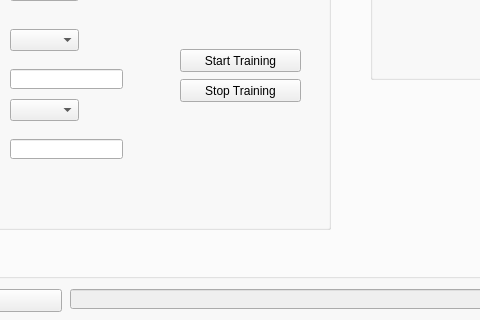
Before: the Qt Designer form resource/mainwindow_ui_backup.ui in abhinavagarwalla/Tissue_GUI, drawn with Qt 5; both pictures show x 193 to 673 and y 214 to 534 of the 1308 by 785 pixel window.
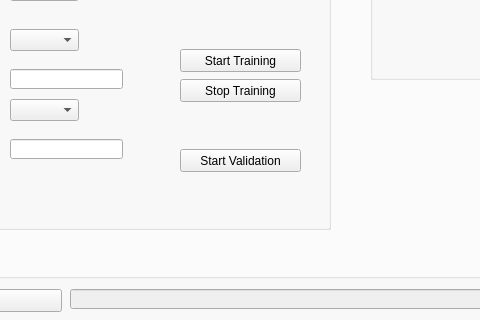
After: the same form once the commit is applied.

Commit message: Adding validation, shuffle_batch

```diff
--- a/resource/mainwindow_ui_backup.ui
+++ b/resource/mainwindow_ui_backup.ui
@@ -916,6 +916,19 @@
           <string>Stop Training</string>
          </property>
         </widget>
+        <widget class="QPushButton" name="start_validation">
+         <property name="geometry">
+          <rect>
+           <x>340</x>
+           <y>270</y>
+           <width>121</width>
+           <height>23</height>
+          </rect>
+         </property>
+         <property name="text">
+          <string>Start Validation</string>
+         </property>
+        </widget>
        </widget>
        <widget class="QGroupBox" name="patchBox">
         <property name="geometry">
```
The commit also changes 5 other files.
